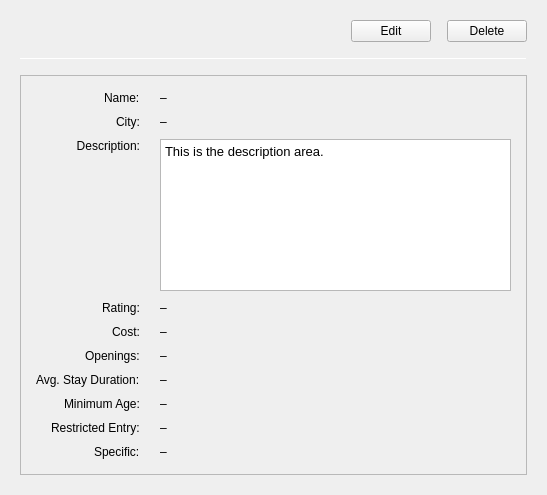
Old version of the form entertainmentwidget.ui in the repository biasuzzi-davide/CapitalFocus.
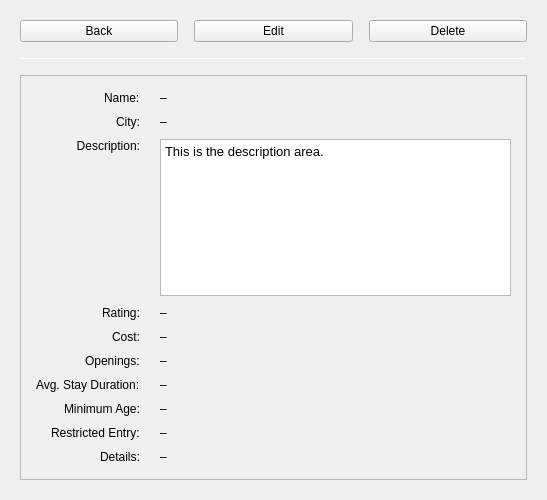
New version of the form.

The edit to the form file:
```diff
--- a/entertainmentwidget.ui
+++ b/entertainmentwidget.ui
@@ -7,7 +7,7 @@
     <x>0</x>
     <y>0</y>
     <width>547</width>
-    <height>495</height>
+    <height>500</height>
    </rect>
   </property>
   <property name="windowTitle">
@@ -106,20 +106,11 @@
    <item>
     <layout class="QHBoxLayout" name="buttonLayout">
      <item>
-      <spacer name="horizontalSpacer">
-       <property name="orientation">
-        <enum>Qt::Horizontal</enum>
+      <widget class="QPushButton" name="pushBack">
+       <property name="text">
+        <string>Back</string>
        </property>
-       <property name="sizeType">
-        <enum>QSizePolicy::Expanding</enum>
-       </property>
-       <property name="sizeHint" stdset="0">
-        <size>
-         <width>40</width>
-         <height>20</height>
-        </size>
-       </property>
-      </spacer>
+      </widget>
      </item>
      <item>
       <!-- Modificato da QToolButton a QPushButton -->
@@ -349,7 +340,7 @@
         <item row="9" column="0">
          <widget class="QLabel" name="labelSpecific">
           <property name="text">
-           <string>Specific:</string>
+           <string>Details:</string>
           </property>
          </widget>
         </item>
```
Left out of the diff: 10 changed lines with no effect on the pictures.
